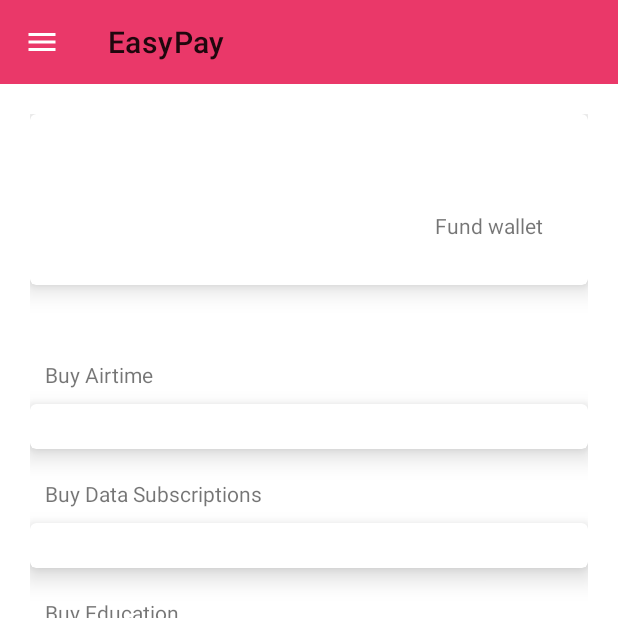
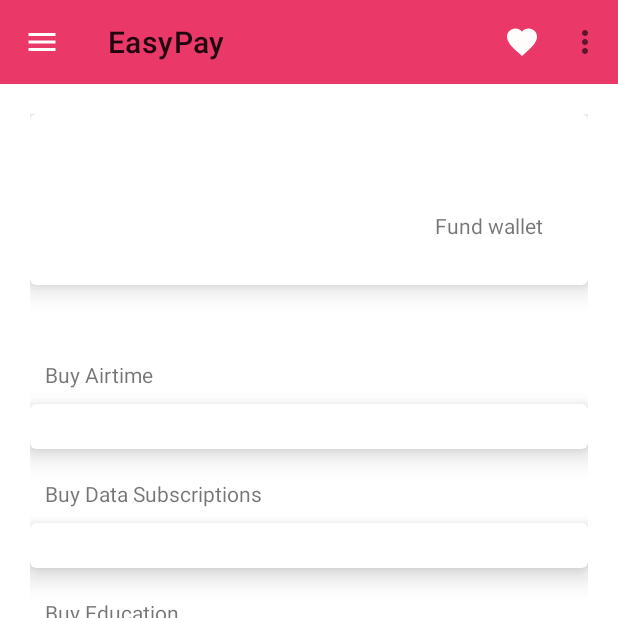
Before and after one commit to Geotechbrain/EasyPay, an Android app: the screen it shows after launch once a user with an empty profile is signed in (MainActivity), on a phone screen of 412 x 824 dp, the top half of it. Run offline under Robolectric (Android 15) with nearby library versions, the phone set to English and light mode, and no system bars; our stand-ins replace Firebase (no records; nobody signed in at launch, a user with empty details on screens opened directly); libraries missing offline, so code that uses them is left out: com.blogspot.atifsoftwares, dmax.dialog; 6 statements that could not run were skipped.

Commit message:
Added menu options

```diff
--- a/app/src/main/java/com/geodeveloper/easypay/activity/MainActivity.kt
+++ b/app/src/main/java/com/geodeveloper/easypay/activity/MainActivity.kt
@@ -6,6 +6,8 @@ import android.os.AsyncTask
 import androidx.appcompat.app.AppCompatActivity
 import android.os.Bundle
 import android.os.Handler
+import android.view.Menu
+import android.view.MenuItem
 import android.view.View
 import android.widget.Toast
 import androidx.appcompat.app.ActionBar
@@ -18,10 +20,12 @@ import com.geodeveloper.easypay.service.ApiService
 import com.geodeveloper.easypay.service.ServiceBuilder
 import com.geodeveloper.paybills.helper.Utils
 import com.google.android.material.bottomnavigation.BottomNavigationView
+import com.google.firebase.auth.FirebaseAuth
 import com.google.firebase.database.DataSnapshot
 import com.google.firebase.database.DatabaseError
 import com.google.firebase.database.ValueEventListener
 import dmax.dialog.SpotsDialog
+import kotlinx.android.synthetic.main.activity_buy_data.*
 import kotlinx.android.synthetic.main.activity_main.*
 import retrofit2.Call
 import retrofit2.Callback
@@ -36,6 +40,7 @@ class MainActivity : AppCompatActivity() {
 
         /*toolbar = supportActionBar!!
         val bottomNavigation: BottomNavigationView = findViewById(R.id.bottom_navigation)*/
+        setSupportActionBar(app_bar)
 
         //for airtime list
         main_airtimeList.setHasFixedSize(true)
@@ -62,6 +67,12 @@ class MainActivity : AppCompatActivity() {
         main_electricityList.layoutManager = electricityLayoutManager
 
         getServices().execute()
+
+        FirebaseAuth.getInstance().addAuthStateListener {
+           if (it.currentUser == null) {
+               finish()
+           }
+        }
     }
 
     private fun getAirtimeList() {
@@ -184,4 +195,16 @@ class MainActivity : AppCompatActivity() {
             return null
         }
     }
+
+    override fun onCreateOptionsMenu(menu: Menu?): Boolean {
+        menuInflater.inflate(R.menu.top_appbar_menu,menu)
+        return super.onCreateOptionsMenu(menu)
+    }
+
+    override fun onOptionsItemSelected(item: MenuItem): Boolean {
+        when(item.itemId){
+           R.id.logout->FirebaseAuth.getInstance().signOut()
+        }
+        return super.onOptionsItemSelected(item)
+    }
 }
--- a/app/src/main/res/menu/top_appbar_menu.xml
+++ b/app/src/main/res/menu/top_appbar_menu.xml
@@ -13,4 +13,10 @@
         android:title="@string/menu_contact_title"
         android:contentDescription="@string/content_descrip_contact"
         app:showAsAction="never" />
+    <item
+        android:id="@+id/logout"
+        android:title="@string/menu_logout_title"
+        android:contentDescription="@string/content_descrip_contact"
+        app:showAsAction="never" />
+
 </menu>
--- a/app/src/main/res/values/strings.xml
+++ b/app/src/main/res/values/strings.xml
@@ -61,6 +61,7 @@
     <string name="continue_btn_txt">continue</string>
     <string name="phone_verify_header_txt">Phone Verification</string>
     <string name="verify_phone_guide">Enter your phone number below a code will be sent to you to verify your number</string>
+    <string name="menu_logout_title">Logout</string>
 
 
 </resources>
```
